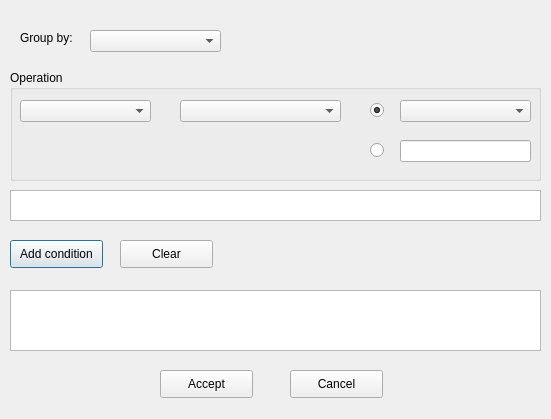
First picture: the form in pandasvis/ui/filter_variables.ui, repository luiztauffer/pandasVIS, before the edit.
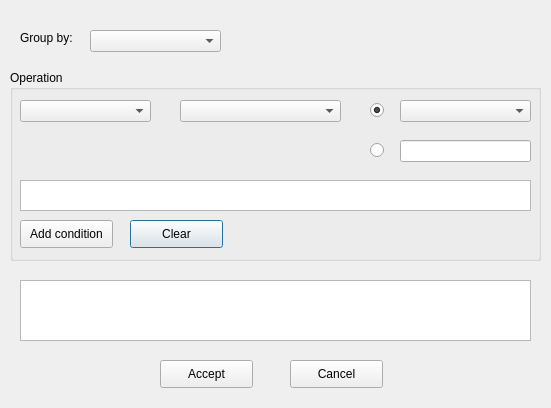
Second picture: the form after the edit.

Commit message: - improved Scatter Matrix - filter conditions not working

```diff
--- a/pandasvis/ui/filter_variables.ui
+++ b/pandasvis/ui/filter_variables.ui
@@ -7,48 +7,18 @@
     <x>0</x>
     <y>0</y>
     <width>551</width>
-    <height>419</height>
+    <height>408</height>
    </rect>
   </property>
   <property name="windowTitle">
    <string>Dialog</string>
   </property>
-  <widget class="QTextEdit" name="textEdit_1">
-   <property name="geometry">
-    <rect>
-     <x>10</x>
-     <y>190</y>
-     <width>531</width>
-     <height>31</height>
-    </rect>
-   </property>
-   <property name="html">
-    <string>&lt;!DOCTYPE HTML PUBLIC &quot;-//W3C//DTD HTML 4.0//EN&quot; &quot;http://www.w3.org/TR/REC-html40/strict.dtd&quot;&gt;
-&lt;html&gt;&lt;head&gt;&lt;meta name=&quot;qrichtext&quot; content=&quot;1&quot; /&gt;&lt;style type=&quot;text/css&quot;&gt;
-p, li { white-space: pre-wrap; }
-&lt;/style&gt;&lt;/head&gt;&lt;body style=&quot; font-family:'MS Shell Dlg 2'; font-size:7.8pt; font-weight:400; font-style:normal;&quot;&gt;
-&lt;p style=&quot;-qt-paragraph-type:empty; margin-top:0px; margin-bottom:0px; margin-left:0px; margin-right:0px; -qt-block-indent:0; text-indent:0px;&quot;&gt;&lt;br /&gt;&lt;/p&gt;&lt;/body&gt;&lt;/html&gt;</string>
-   </property>
-  </widget>
-  <widget class="QPushButton" name="pushButton_1">
-   <property name="geometry">
-    <rect>
-     <x>10</x>
-     <y>240</y>
-     <width>93</width>
-     <height>28</height>
-    </rect>
-   </property>
-   <property name="text">
-    <string>Add condition</string>
-   </property>
-  </widget>
   <widget class="QTextEdit" name="textEdit_2">
    <property name="geometry">
     <rect>
-     <x>10</x>
-     <y>290</y>
-     <width>531</width>
+     <x>20</x>
+     <y>280</y>
+     <width>511</width>
      <height>61</height>
     </rect>
    </property>
@@ -66,7 +36,7 @@
      <x>10</x>
      <y>70</y>
      <width>531</width>
-     <height>111</height>
+     <height>191</height>
     </rect>
    </property>
    <property name="title">
@@ -144,12 +114,55 @@
      <bool>true</bool>
     </property>
    </widget>
+   <widget class="QTextEdit" name="textEdit_1">
+    <property name="geometry">
+     <rect>
+      <x>10</x>
+      <y>110</y>
+      <width>511</width>
+      <height>31</height>
+     </rect>
+    </property>
+    <property name="html">
+     <string>&lt;!DOCTYPE HTML PUBLIC &quot;-//W3C//DTD HTML 4.0//EN&quot; &quot;http://www.w3.org/TR/REC-html40/strict.dtd&quot;&gt;
+&lt;html&gt;&lt;head&gt;&lt;meta name=&quot;qrichtext&quot; content=&quot;1&quot; /&gt;&lt;style type=&quot;text/css&quot;&gt;
+p, li { white-space: pre-wrap; }
+&lt;/style&gt;&lt;/head&gt;&lt;body style=&quot; font-family:'MS Shell Dlg 2'; font-size:7.8pt; font-weight:400; font-style:normal;&quot;&gt;
+&lt;p style=&quot;-qt-paragraph-type:empty; margin-top:0px; margin-bottom:0px; margin-left:0px; margin-right:0px; -qt-block-indent:0; text-indent:0px;&quot;&gt;&lt;br /&gt;&lt;/p&gt;&lt;/body&gt;&lt;/html&gt;</string>
+    </property>
+   </widget>
+   <widget class="QPushButton" name="pushButton_2">
+    <property name="geometry">
+     <rect>
+      <x>120</x>
+      <y>150</y>
+      <width>93</width>
+      <height>28</height>
+     </rect>
+    </property>
+    <property name="text">
+     <string>Clear</string>
+    </property>
+   </widget>
+   <widget class="QPushButton" name="pushButton_1">
+    <property name="geometry">
+     <rect>
+      <x>10</x>
+      <y>150</y>
+      <width>93</width>
+      <height>28</height>
+     </rect>
+    </property>
+    <property name="text">
+     <string>Add condition</string>
+    </property>
+   </widget>
   </widget>
   <widget class="QPushButton" name="pushButton_accept">
    <property name="geometry">
     <rect>
      <x>160</x>
-     <y>370</y>
+     <y>360</y>
      <width>93</width>
      <height>28</height>
     </rect>
@@ -162,7 +175,7 @@
    <property name="geometry">
     <rect>
      <x>290</x>
-     <y>370</y>
+     <y>360</y>
      <width>93</width>
      <height>28</height>
     </rect>
@@ -171,19 +184,6 @@
     <string>Cancel</string>
    </property>
   </widget>
-  <widget class="QPushButton" name="pushButton_2">
-   <property name="geometry">
-    <rect>
-     <x>120</x>
-     <y>240</y>
-     <width>93</width>
-     <height>28</height>
-    </rect>
-   </property>
-   <property name="text">
-    <string>Clear</string>
-   </property>
-  </widget>
   <widget class="QComboBox" name="comboBox_0">
    <property name="geometry">
     <rect>
```
The commit also changes 3 other files.
